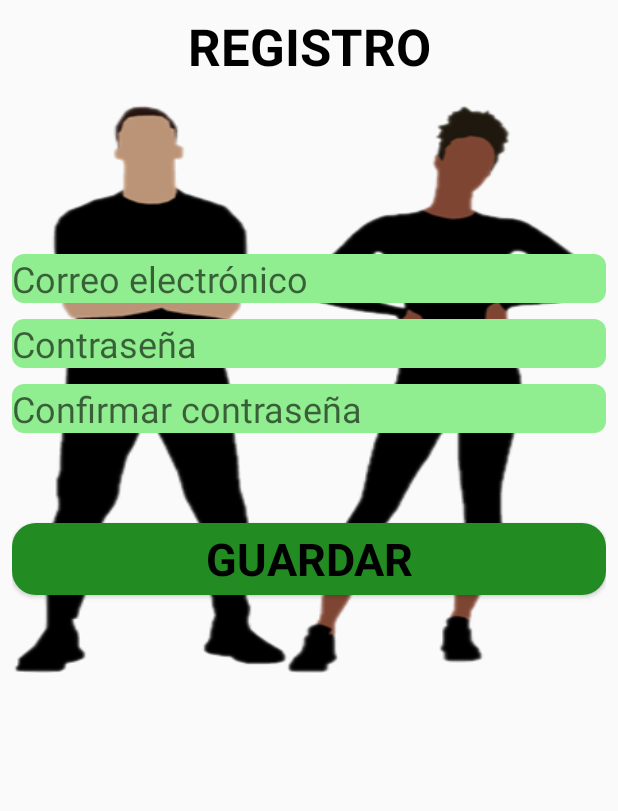
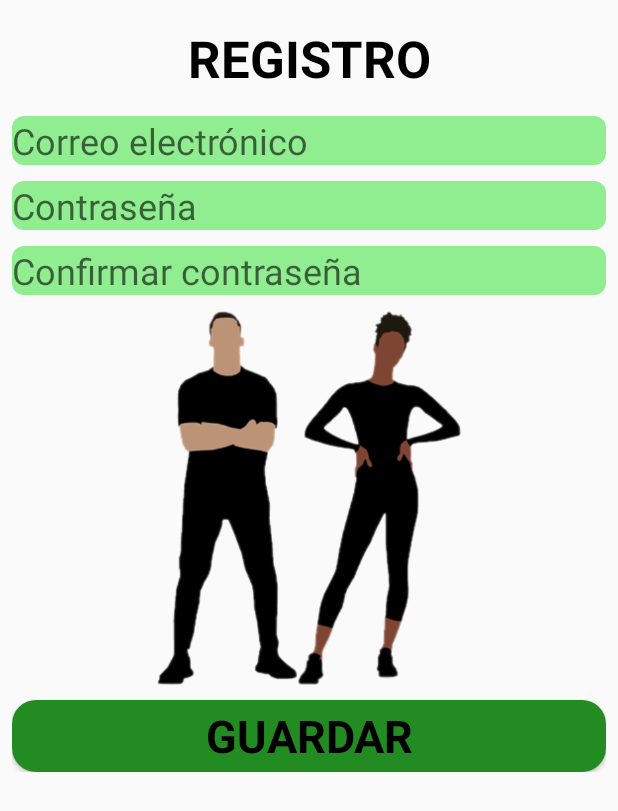
Before and after one commit to kenowa98/KingsGame, an Android app: the screen it shows after launch (RegistroActivity), after a tap on "REGISTRARSE", on a phone screen of 412 x 824 dp. Shown: the top 811 px of the screen. Run offline under Robolectric (Android 15) with nearby library versions, the phone set to English and light mode, and no system bars; our stand-ins replace Firebase (no records; nobody signed in at launch, a user with empty details on screens opened directly); Roboto replaces fonts that are not available here.

Commit message:
Registro con Firebase

```diff
--- a/app/build.gradle
+++ b/app/build.gradle
@@ -1,6 +1,7 @@
 apply plugin: 'com.android.application'
 apply plugin: 'kotlin-android'
 apply plugin: 'kotlin-android-extensions'
+apply plugin: 'com.google.gms.google-services'
 
 android {
     compileSdkVersion 30
@@ -30,6 +31,7 @@ dependencies {
     implementation 'androidx.core:core-ktx:1.3.0'
     implementation 'androidx.appcompat:appcompat:1.1.0'
     implementation 'androidx.constraintlayout:constraintlayout:1.1.3'
+    implementation 'com.google.firebase:firebase-auth:19.3.2'
     testImplementation 'junit:junit:4.12'
     androidTestImplementation 'androidx.test.ext:junit:1.1.1'
     androidTestImplementation 'androidx.test.espresso:espresso-core:3.2.0'
--- a/app/src/main/java/com/kenowa/kingsgame/LoginActivity.kt
+++ b/app/src/main/java/com/kenowa/kingsgame/LoginActivity.kt
@@ -6,17 +6,35 @@ import androidx.appcompat.app.AppCompatActivity
 import kotlinx.android.synthetic.main.activity_login.*
 
 class LoginActivity : AppCompatActivity() {
+    //private val mAuth : FirebaseAuth = FirebaseAuth.getInstance()
+
     override fun onCreate(savedInstanceState: Bundle?) {
         super.onCreate(savedInstanceState)
         setContentView(R.layout.activity_login)
 
         bt_registro.setOnClickListener { goToRegistroActivity() }
-        bt_login.setOnClickListener {}
+        bt_login.setOnClickListener { requestLogin() }
+    }
+
+    private fun requestLogin() {
+        /*mAuth.signInWithEmailAndPassword(correo, pass)
+            .addOnCompleteListener(this,
+                OnCompleteListener<AuthResult?> { task ->
+                    if (task.isSuccessful) {
+                        startActivity(Intent(this, MainActivity::class.java))
+                    } else {
+                        Toast.makeText(
+                            this, "Authentication failed.",
+                            Toast.LENGTH_SHORT
+                        ).show()
+                    }
+
+                    // ...
+                })*/
     }
 
     private fun goToRegistroActivity() {
-        val intent = Intent(this, RegistroActivity::class.java)
-        startActivity(intent)
+        startActivity(Intent(this, RegistroActivity::class.java))
     }
 
     override fun onBackPressed() {
--- a/app/src/main/res/layout/activity_registro.xml
+++ b/app/src/main/res/layout/activity_registro.xml
@@ -1,8 +1,10 @@
 <?xml version="1.0" encoding="utf-8"?>
 <ScrollView xmlns:android="http://schemas.android.com/apk/res/android"
+    xmlns:app="http://schemas.android.com/apk/res-auto"
     xmlns:tools="http://schemas.android.com/tools"
     android:layout_width="match_parent"
     android:layout_height="match_parent"
+    android:layout_margin="8dp"
     tools:context=".RegistroActivity">
 
     <LinearLayout
@@ -24,18 +26,11 @@
             android:textSize="34sp"
             android:textStyle="bold" />
 
-        <LinearLayout
-            android:layout_width="match_parent"
-            android:layout_height="wrap_content"
-            android:layout_margin="8dp"
-            android:background="@drawable/duo"
-            android:orientation="vertical">
-
         <EditText
             android:id="@+id/et_correo"
             android:layout_width="match_parent"
             android:layout_height="wrap_content"
-                android:layout_marginTop="100dp"
+            android:layout_marginTop="8dp"
             android:layout_marginBottom="5dp"
             android:background="@drawable/et_rounded"
             android:ems="10"
@@ -64,7 +59,7 @@
             android:layout_width="match_parent"
             android:layout_height="wrap_content"
             android:layout_marginTop="5dp"
-                android:layout_marginBottom="60dp"
+            android:layout_marginBottom="10dp"
             android:background="@drawable/et_rounded"
             android:ems="10"
             android:fontFamily="@font/amiko"
@@ -73,9 +68,18 @@
             android:textSize="24sp"
             tools:ignore="Autofill" />
 
+        <ImageView
+            android:id="@+id/imageView"
+            android:layout_width="match_parent"
+            android:layout_height="250dp"
+            app:srcCompat="@drawable/duo"
+            tools:ignore="ContentDescription" />
+
         <Button
+            android:id="@+id/bt_guardar"
             android:layout_width="match_parent"
             android:layout_height="wrap_content"
+            android:layout_marginTop="10dp"
             android:background="@drawable/bt_rounded"
             android:fontFamily="@font/amiko"
             android:text="@string/bt_guardar"
@@ -83,5 +87,4 @@
             android:textSize="30sp"
             android:textStyle="bold" />
     </LinearLayout>
-    </LinearLayout>
 </ScrollView>
--- a/build.gradle
+++ b/build.gradle
@@ -8,6 +8,7 @@ buildscript {
     dependencies {
         classpath "com.android.tools.build:gradle:4.0.0"
         classpath "org.jetbrains.kotlin:kotlin-gradle-plugin:$kotlin_version"
+        classpath 'com.google.gms:google-services:4.3.3'
 
         // NOTE: Do not place your application dependencies here; they belong
         // in the individual module build.gradle files
```
Also changed, not shown: app/src/main/java/com/kenowa/kingsgame/RegistroActivity.kt (+60 -0 lines), app/src/main/java/com/kenowa/kingsgame/Utils.kt (added, +25 -0 lines), 1 other file. Lines whose indentation alone changed are shown as unchanged.
